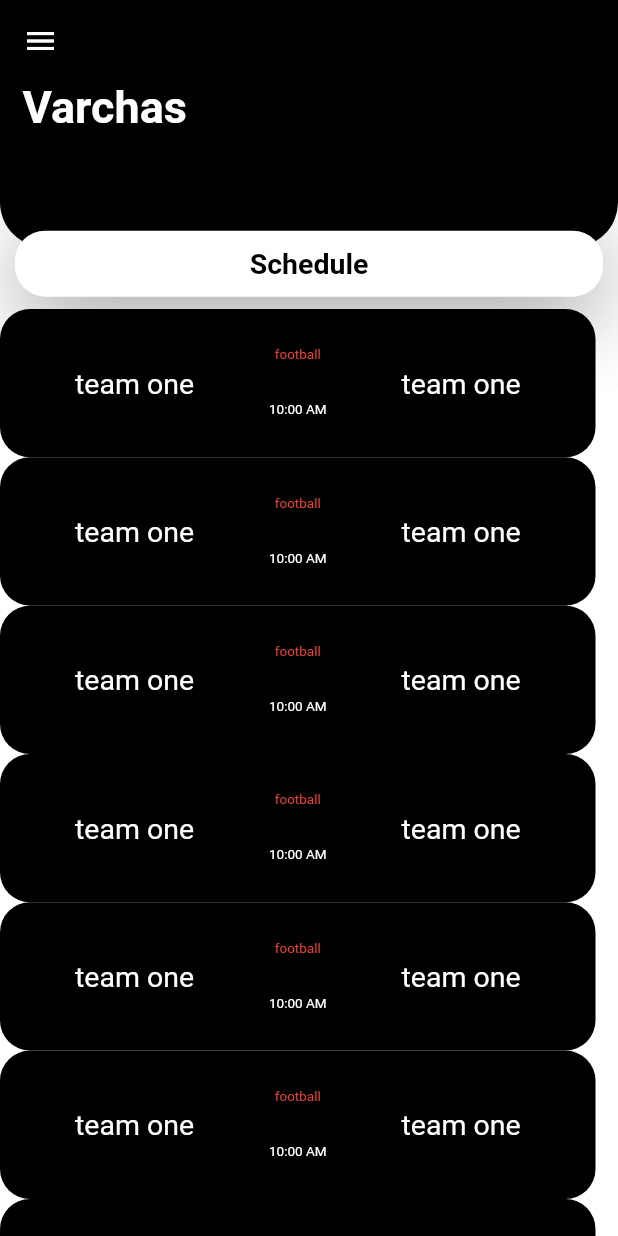
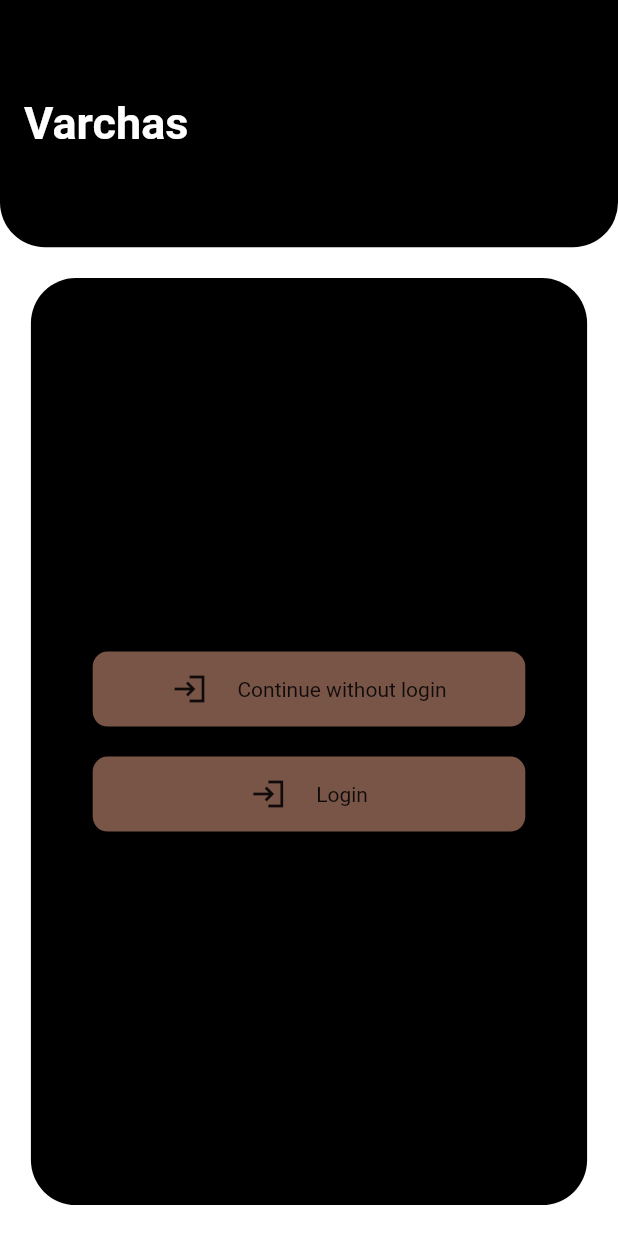
Before and after one commit to devlup-labs/varchas-app, a Flutter app: the screen it shows after launch, on a phone screen of 412 x 824 dp. Run offline on Flutter 3.47's test engine with Material 2 defaults, Android fonts, the phone set to English and light mode, and no system bars.

Commit message:
added login screen, added screen name option in header widget

```diff
--- /dev/null
+++ b/lib/Utils/constants.dart
@@ -0,0 +1 @@
+final sportsList = ['Cricket', 'Football', 'Volleyball', 'Basketball', 'Chess'];
--- a/lib/main.dart
+++ b/lib/main.dart
@@ -1,5 +1,5 @@
 import 'package:flutter/material.dart';
-import 'package:varchas_app/screens/schedule_screen.dart';
+import 'package:varchas_app/screens/login_screen.dart';
 void main() {
   runApp(const MyApp());
 }
@@ -13,7 +13,7 @@ class MyApp extends StatelessWidget {
     return const MaterialApp(
       title: 'Varchas',
 
-      home: ScheduleScreen(),
+      home: LoginScreen(),
     );
   }
 }
--- /dev/null
+++ b/lib/screens/login_screen.dart
@@ -0,0 +1,107 @@
+import 'package:flutter/material.dart';
+import 'package:varchas_app/screens/choose_sport.dart';
+import 'package:varchas_app/screens/schedule_screen.dart';
+
+class LoginScreen extends StatefulWidget {
+  const LoginScreen({Key? key}) : super(key: key);
+
+  @override
+  _LoginScreenState createState() => _LoginScreenState();
+}
+
+class _LoginScreenState extends State<LoginScreen> {
+  @override
+  Widget build(BuildContext context) {
+    Size pageSize = MediaQuery.of(context).size;
+    return Scaffold(
+      appBar: AppBar(
+        automaticallyImplyLeading: false,
+        elevation: 0,
+        toolbarHeight: MediaQuery.of(context).size.height * 0.20,
+        backgroundColor: Colors.transparent,
+        flexibleSpace: Container(
+          decoration: const BoxDecoration(
+            color: Colors.black,
+            borderRadius: BorderRadius.only(
+              bottomLeft: Radius.circular(30),
+              bottomRight: Radius.circular(30),
+            ),
+          ),
+        ),
+        title: const Text(
+          'Varchas',
+          style: TextStyle(
+            color: Colors.white,
+            fontSize:30,
+            fontWeight: FontWeight.bold,
+          ),
+        ),
+      ),
+      backgroundColor: Colors.white54,
+      body: Container(
+        padding: EdgeInsets.all(pageSize.width * 0.05),
+        child: Container(
+          alignment: Alignment.center,
+          decoration: const BoxDecoration(
+            color: Colors.black,
+            borderRadius: BorderRadius.all(Radius.circular(30)),
+          ),
+          child: Column(
+            mainAxisAlignment: MainAxisAlignment.center,
+            children: <Widget>[
+              GestureDetector(
+                onTap: (){
+                  Navigator.push(
+                    context,
+                    MaterialPageRoute(builder: (context) => const ChooseSportScreen()),
+                  );
+                },
+                child: Container(
+                  width: pageSize.width * 0.7,
+                  height: 50,
+                  decoration: const BoxDecoration(
+                    color: Colors.brown,
+                    borderRadius: BorderRadius.all(Radius.circular(10)),
+                  ),
+                  child: Row(
+                    mainAxisAlignment: MainAxisAlignment.center,
+                    children: const <Widget>[
+                      Icon(Icons.login_sharp),
+                      SizedBox(width: 20,),
+                      Text("Continue without login"),
+                    ],
+                  ),
+                ),
+              ),
+              const SizedBox(height: 20,),
+              GestureDetector(
+                onTap: (){
+                  Navigator.push(
+                    context,
+                    MaterialPageRoute(builder: (context) => const ScheduleScreen()),
+                  );
+                },
+                child: Container(
+                  width: pageSize.width * 0.7,
+                  height: 50,
+                  decoration: const BoxDecoration(
+                    color: Colors.brown,
+                    borderRadius: BorderRadius.all(Radius.circular(10)),
+                  ),
+                  child: Row(
+                    mainAxisAlignment: MainAxisAlignment.center,
+                    children: const <Widget>[
+                      Icon(Icons.login_sharp),
+                      SizedBox(width: 20,),
+                      Text("Login"),
+                    ],
+                  ),
+                ),
+              ),
+            ],
+          ),
+        ),
+      ),
+    );
+  }
+}
--- a/lib/screens/schedule_screen.dart
+++ b/lib/screens/schedule_screen.dart
@@ -14,7 +14,7 @@ class ScheduleScreen extends StatelessWidget {
           mainAxisAlignment: MainAxisAlignment.start,
           crossAxisAlignment: CrossAxisAlignment.center,
           children: [
-            Header(size: data),
+            Header(size: data, screenName: "Schedule"),
             SizedBox(height: data.height*0.01,),
             Expanded(
               child: ListView(
--- a/lib/widgets.dart
+++ b/lib/widgets.dart
@@ -4,7 +4,8 @@ import 'package:flutter/material.dart';
 
 class Header extends StatelessWidget {
   final Size size;
-  const Header({Key? key, required this.size}) : super(key: key);
+  final String screenName;
+  const Header({Key? key, required this.size, required this.screenName}) : super(key: key);
 
   @override
   Widget build(BuildContext context) {
@@ -13,14 +14,14 @@ class Header extends StatelessWidget {
       child: Stack(
         children:[
           Container(
-            padding: EdgeInsets.only(
+            padding: const EdgeInsets.only(
               top: 15,
               left: 15,
               right: 10,
             ),
             height: size.height * 0.2,
             width: size.width,
-            decoration: BoxDecoration(
+            decoration: const BoxDecoration(
               color: Colors.black,
               borderRadius: BorderRadius.only(
                 bottomLeft: Radius.circular(30),
@@ -31,9 +32,10 @@ class Header extends StatelessWidget {
               crossAxisAlignment: CrossAxisAlignment.start,
               mainAxisAlignment: MainAxisAlignment.start,
               children: [
-                Icon(Icons.menu,color: Colors.white,),
-                SizedBox(height: 15,),
-                Text('Varchas',style: TextStyle(color: Colors.white,fontSize:30,fontWeight: FontWeight.bold),),
+                const Icon(Icons.menu,color: Colors.white,),
+                const SizedBox(height: 15,),
+                // Text('Varchas',style: TextStyle(color: Colors.white,fontSize:30,fontWeight: FontWeight.bold),),
+                Image.asset("assets/varchas_text_logo.jpeg", height: size.height * 0.08,),
               ],
             ),
           ),
@@ -57,7 +59,7 @@ class Header extends StatelessWidget {
                   ),
                 ],
               ),
-              child: Text("Schedule",textAlign: TextAlign.center,style:TextStyle(color: Colors.black,fontSize: 19,fontWeight: FontWeight.bold),),
+              child: Text(screenName,textAlign: TextAlign.center,style:TextStyle(color: Colors.black,fontSize: 19,fontWeight: FontWeight.bold),),
             ),
           ),
         ],
@@ -93,11 +95,11 @@ class TeamCard extends StatelessWidget {
               mainAxisAlignment: MainAxisAlignment.spaceEvenly,
               crossAxisAlignment: CrossAxisAlignment.center,
               children: [
-                Text( sportName, style: TextStyle( color: Colors.red, fontSize: 9,),),
-                Text( time, style: TextStyle( color: Colors.white, fontSize: 9,),),
+                Text( sportName, style: const TextStyle( color: Colors.red, fontSize: 9,),),
+                Text( time, style: const TextStyle( color: Colors.white, fontSize: 9,),),
               ],
             ),
-            Text( teamOneName, style: TextStyle( color: Colors.white, fontSize: 19,),),
+            Text( teamOneName, style: const TextStyle( color: Colors.white, fontSize: 19,),),
 
           ],
         )
--- a/pubspec.yaml
+++ b/pubspec.yaml
@@ -58,9 +58,8 @@ flutter:
   uses-material-design: true
 
   # To add assets to your application, add an assets section, like this:
-  # assets:
-  #   - images/a_dot_burr.jpeg
-  #   - images/a_dot_ham.jpeg
+  assets:
+    - assets/
 
   # An image asset can refer to one or more resolution-specific "variants", see
   # https://flutter.dev/assets-and-images/#resolution-aware.
```
Also changed, not shown: lib/screens/choose_sport.dart (added, +84 -0 lines), assets/varchas_logo.jpeg (added), assets/varchas_text_logo.jpeg (added).
